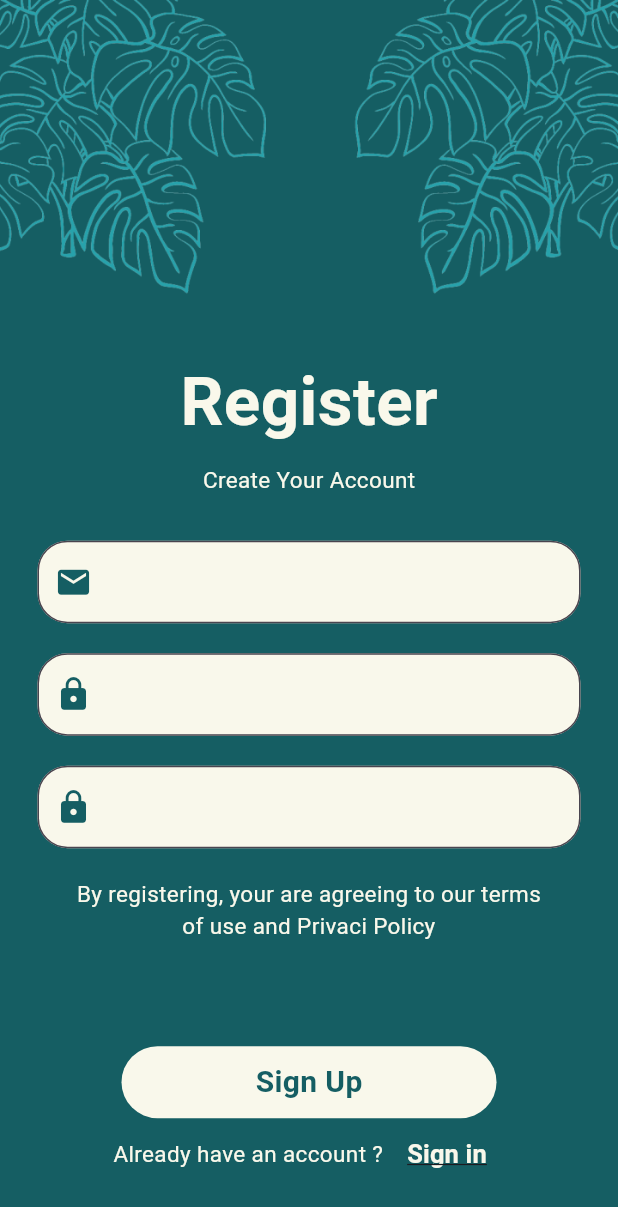
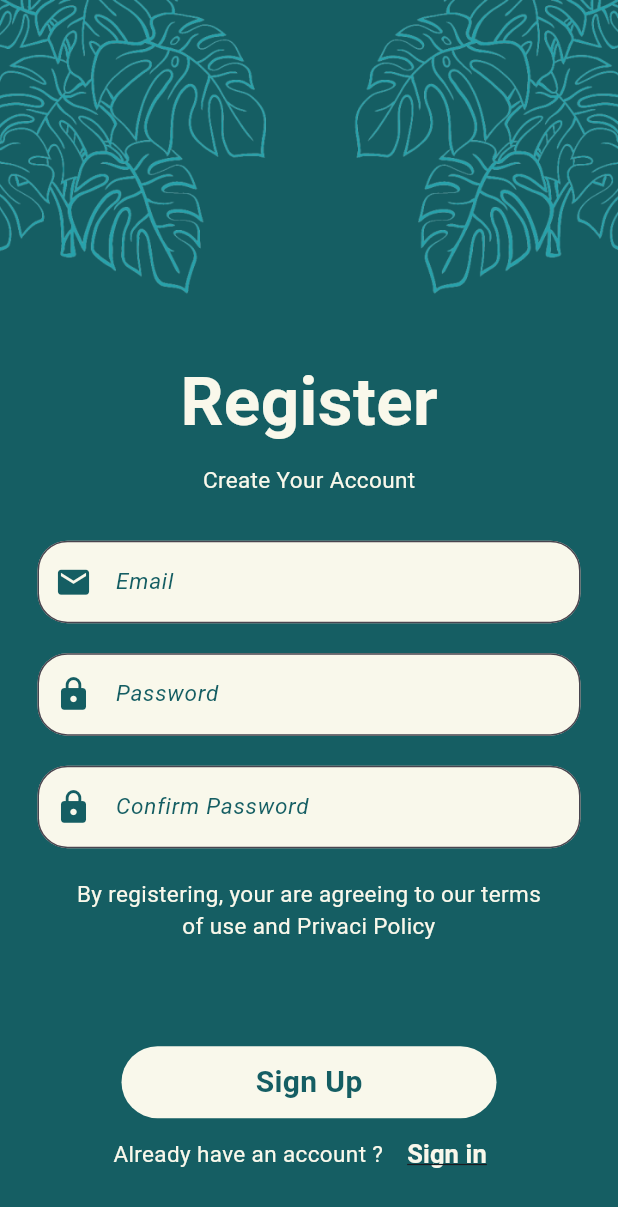
Before and after one commit to Billyode03/flutter_LaOdeNaubillHudaAshara_Mini_Project, a Flutter app: the RegisterPage screen opened directly, on a phone screen of 412 x 824 dp. Shown: the top 1207 px of the screen. Run offline on Flutter 3.47's test engine with Material 3 defaults, Android fonts, the phone set to English and light mode, and no system bars; our stand-ins replace animated_splash_screen, another_flutter_splash_screen, google_fonts, lottie, smooth_page_indicator.

Commit message:
Merapikan Text Constant

```diff
--- a/My_Mini_Project/green_garden_app/lib/Constant/text_constant.dart
+++ b/My_Mini_Project/green_garden_app/lib/Constant/text_constant.dart
@@ -8,6 +8,7 @@ class TextStyleUsable {
     color: ColorPlants.whiteSecond,
   );
 
+  // Text Judul Page
   static TextStyle interLogin = TextStyle(
     fontFamily: GoogleFonts.inter.toString(),
     fontSize: 45,
@@ -15,14 +16,16 @@ class TextStyleUsable {
     color: ColorPlants.whiteSkull,
   );
 
-  static TextStyle interLoginTwo = TextStyle(
+  //Text untuk Hint TEXTFIELD
+  static TextStyle interTextField = TextStyle(
     fontFamily: GoogleFonts.inter.toString(),
     fontSize: 15,
     fontStyle: FontStyle.italic,
     fontWeight: FontWeight.normal,
-    color: ColorPlants.whiteSkull,
+    color: ColorPlants.greenDark,
   );
 
+  //Text jika button warna putih
   static TextStyle interButton = TextStyle(
     fontFamily: GoogleFonts.inter.toString(),
     fontSize: 20,
@@ -31,6 +34,7 @@ class TextStyleUsable {
     color: ColorPlants.greenDark,
   );
 
+  //Text jika button warna Hijau
   static TextStyle interButton1 = TextStyle(
     fontFamily: GoogleFonts.inter.toString(),
     fontSize: 20,
@@ -39,12 +43,15 @@ class TextStyleUsable {
     color: ColorPlants.whiteSkull,
   );
 
+  //Text untuk pengantar widget hijau
   static TextStyle interRegular = TextStyle(
     fontFamily: GoogleFonts.inter.toString(),
     fontSize: 15,
     fontWeight: FontWeight.normal,
     color: ColorPlants.whiteSkull,
   );
+
+  //Text untuk pengantar widget BG putih
   static TextStyle interRegularGreen = TextStyle(
     fontFamily: GoogleFonts.inter.toString(),
     fontSize: 15,
@@ -52,14 +59,7 @@ class TextStyleUsable {
     color: ColorPlants.greenDark,
   );
 
-  static TextStyle interRegularThree = TextStyle(
-    fontFamily: GoogleFonts.inter.toString(),
-    fontSize: 15,
-    fontWeight: FontWeight.normal,
-    color: ColorPlants.grey,
-  );
-
-  // Untuk tulisan Sign in/up
+  // Untuk tulisan Sign in/up dengan garis bawah
   static TextStyle interRegularTwo = TextStyle(
     fontFamily: GoogleFonts.inter.toString(),
     fontSize: 17,
@@ -84,13 +84,6 @@ class TextStyleUsable {
     color: ColorPlants.greenDark,
   );
 
-  static TextStyle interRegularFour = TextStyle(
-    fontFamily: GoogleFonts.inter.toString(),
-    fontSize: 45,
-    fontWeight: FontWeight.bold,
-    color: ColorPlants.whiteSkull,
-  );
-
   static TextStyle interOnScreenOne = TextStyle(
     fontFamily: GoogleFonts.inter.toString(),
     fontSize: 15,
@@ -103,4 +96,11 @@ class TextStyleUsable {
     fontWeight: FontWeight.normal,
     color: ColorPlants.greenDark,
   );
+
+  static TextStyle interSplashScreen = TextStyle(
+    fontFamily: GoogleFonts.inter.toString(),
+    fontSize: 45,
+    fontWeight: FontWeight.bold,
+    color: ColorPlants.whiteSkull,
+  );
 }
--- a/My_Mini_Project/green_garden_app/lib/Pages/home_page.dart
+++ b/My_Mini_Project/green_garden_app/lib/Pages/home_page.dart
@@ -26,7 +26,7 @@ class _HomePageState extends State<HomePage> {
             ),
             Text(
               'Find a plant want you know',
-              style: TextStyleUsable.interLoginTwo,
+              style: TextStyleUsable.interLogin,
             ),
           ],
         ),
--- a/My_Mini_Project/green_garden_app/lib/widgets/reusableTextField.dart
+++ b/My_Mini_Project/green_garden_app/lib/widgets/reusableTextField.dart
@@ -56,13 +56,13 @@ class ReusableWidgetTextField extends StatelessWidget {
           borderRadius: BorderRadius.all(Radius.circular(20)),
         ),
         fillColor: ColorPlants.whiteSkull,
-          hintStyle: TextStyleUsable.interLoginTwo,
+        hintStyle: TextStyleUsable.interTextField,
         disabledBorder: OutlineInputBorder(
             borderRadius: BorderRadius.all(
               Radius.circular(15),
             ),
             borderSide: BorderSide.none),
-          prefixStyle: TextStyleUsable.interLoginTwo),
+      ),
     );
   }
 }
--- a/My_Mini_Project/green_garden_app/lib/widgets/splash_screen.dart
+++ b/My_Mini_Project/green_garden_app/lib/widgets/splash_screen.dart
@@ -25,7 +25,7 @@ class SplashScreen extends StatelessWidget {
           SizedBox(height: 10),
           Text(
             "Green Garden",
-            style: TextStyleUsable.interRegularFour,
+            style: TextStyleUsable.interSplashScreen,
           ),
         ],
       ),
```
Lines whose indentation alone changed are shown as unchanged.
